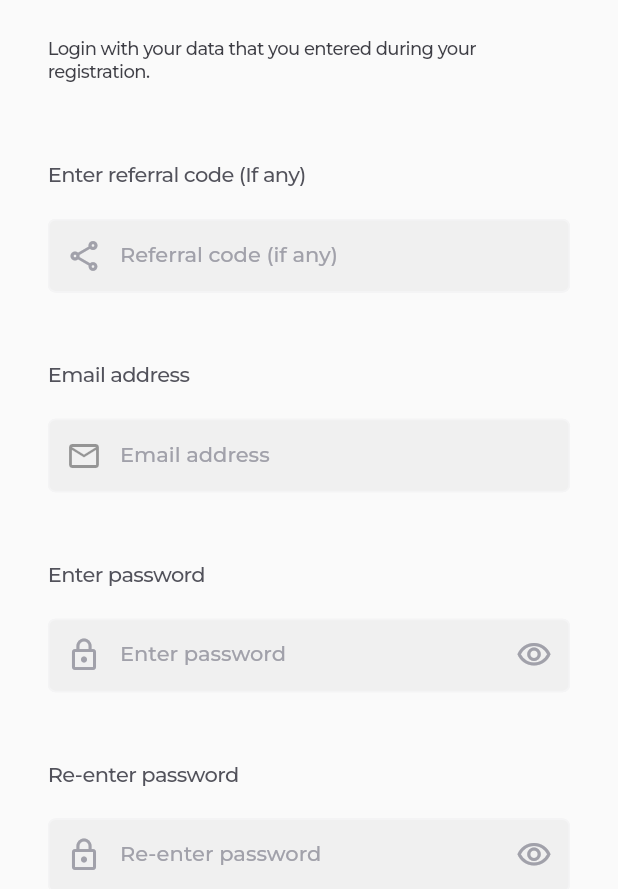
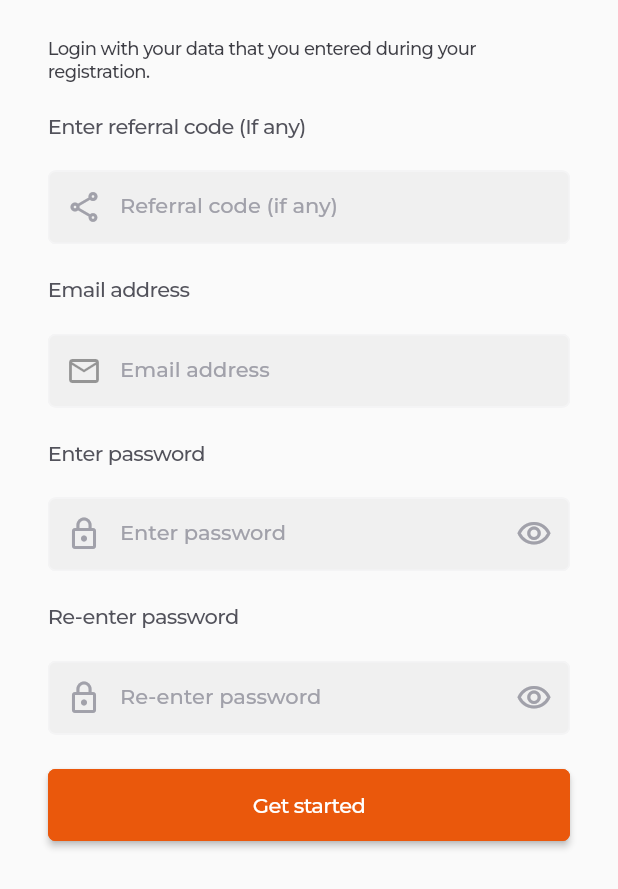
Before and after one commit to Shiido1/LifeStyleHubProjcect, a Flutter app: the SignupScreen screen opened by its route, on a phone screen of 412 x 824 dp, the part 347-1236 px from its top. Run offline on Flutter 3.47's test engine with Material 2 defaults, Android fonts, the phone set to English and light mode, and no system bars; our stand-ins replace cached_network_image, circular_profile_avatar, flutter_svg, google_fonts, page_transition.

Commit message:
removed excess spaces between fields

```diff
--- a/lib/ui/screens/signup/signup_screen.dart
+++ b/lib/ui/screens/signup/signup_screen.dart
@@ -56,9 +56,7 @@ class _SignupScreenState extends State<SignupScreen> {
                 color: Pallets.grey700,
                 textAlign: TextAlign.left,
               ),
-              SizedBox(
-                height: 32.25,
-              ),
+
               EditFormField(
                 floatingLabel: 'Enter referral code (If any)',
                 label: 'Referral code (if any)',
@@ -66,7 +64,7 @@ class _SignupScreenState extends State<SignupScreen> {
                 prefixIconColor: Pallets.disabledIconColor,
               ),
               SizedBox(
-                height: 32.25,
+                height: 8,
               ),
               EditFormField(
                 floatingLabel: 'Email address',
@@ -74,7 +72,7 @@ class _SignupScreenState extends State<SignupScreen> {
                 prefixIcon: Icons.email_outlined,
               ),
               SizedBox(
-                height: 32.25,
+                height: 8,
               ),
               EditFormField(
                 floatingLabel: 'Enter password',
@@ -85,7 +83,7 @@ class _SignupScreenState extends State<SignupScreen> {
                 suffixIconColor: Pallets.disabledIconColor,
               ),
               SizedBox(
-                height: 32.25,
+                height: 8,
               ),
               EditFormField(
                 floatingLabel: 'Re-enter password',
@@ -96,7 +94,7 @@ class _SignupScreenState extends State<SignupScreen> {
                 suffixIconColor: Pallets.disabledIconColor,
               ),
               SizedBox(
-                height: 64,
+                height: 23,
               ),
               ButtonWidget(
                 width: getDeviceWidth(context),
@@ -110,7 +108,7 @@ class _SignupScreenState extends State<SignupScreen> {
                     PageRouter.gotoNamed(Routes.getStarted, context),
               ),
               SizedBox(
-                height: 67,
+                height: 23,
               ),
               Row(
                 mainAxisAlignment: MainAxisAlignment.center,
@@ -123,7 +121,7 @@ class _SignupScreenState extends State<SignupScreen> {
                     textAlign: TextAlign.center,
                   ),
                   SizedBox(
-                    width: 16,
+                    width: 8,
                   ),
                   TextView(
                     text: 'Login here',
--- a/lib/ui/widgets/edit_form_widget.dart
+++ b/lib/ui/widgets/edit_form_widget.dart
@@ -31,7 +31,7 @@ class EditFormField extends StatelessWidget {
       this.maxLines = 1,
       this.minLines = 1,
       this.maxLength,
-      this.floatingLabelBehavior,
+      this.floatingLabelBehavior = FloatingLabelBehavior.never,
       this.inputFormatters,
       this.focusedColorBorder,
       this.suffixIconColor,
--- a/pubspec.yaml
+++ b/pubspec.yaml
@@ -20,10 +20,13 @@ dependencies:
   circular_profile_avatar: ^2.0.0
   page_transition: ^2.0.2
   provider: ^5.0.0
+  observable_ish: ^3.0.0
+  logger: ^1.0.0
 
 dev_dependencies:
   flutter_test:
     sdk: flutter
+  build_runner: ^2.1.1
 
 flutter:
 
```
Also changed, not shown: lib/ui/screens/onboarding/tabs/bank_information_widget.dart (+4 -4 lines), lib/ui/screens/onboarding/tabs/basic_information.dart (+6 -6 lines), lib/ui/screens/onboarding/tabs/next_of_kin_information.dart (+4 -4 lines), lib/ui/screens/onboarding/tabs/work_information.dart (+5 -5 lines), pubspec.lock.
